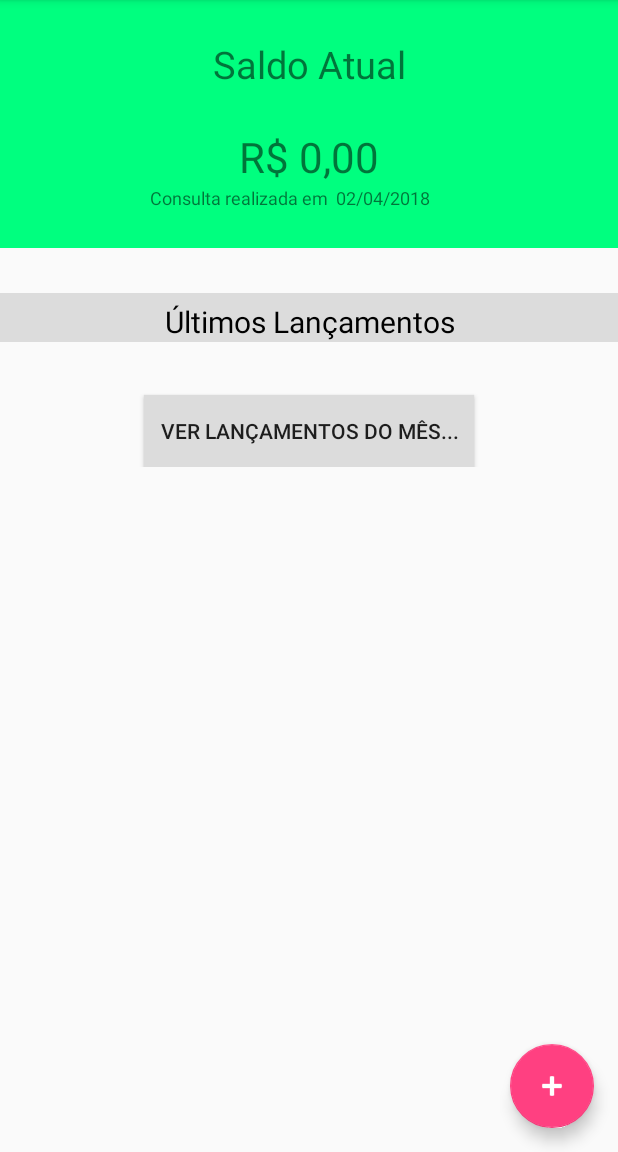
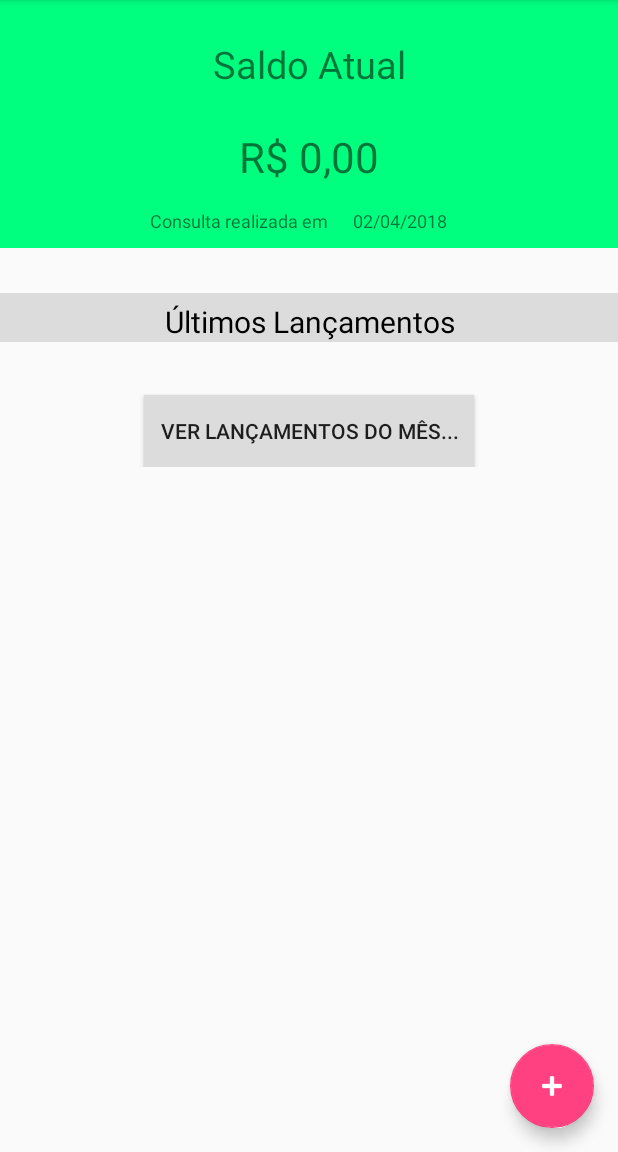
Before and after one commit to Arthurferrera/MaliKontrol, an Android app: the screen it shows after launch (MainActivity), on a phone screen of 412 x 824 dp, the part 84-1236 px from its top. Run offline under Robolectric (Android 15) with nearby library versions, the phone set to English and light mode, and no system bars.

```diff
--- a/MaliKontrol/app/src/main/res/layout/content_main.xml
+++ b/MaliKontrol/app/src/main/res/layout/content_main.xml
@@ -4,10 +4,10 @@
     xmlns:tools="http://schemas.android.com/tools"
     android:layout_width="match_parent"
     android:layout_height="match_parent"
+    android:orientation="vertical"
     app:layout_behavior="@string/appbar_scrolling_view_behavior"
     tools:context="br.com.senaijandira.malikontrol.MainActivity"
-    tools:showIn="@layout/activity_main"
-    android:orientation="vertical">
+    tools:showIn="@layout/activity_main">
 
     <LinearLayout
         android:layout_width="match_parent"
@@ -36,24 +36,23 @@
         <LinearLayout
             android:layout_width="match_parent"
             android:layout_height="30dp"
-            android:orientation="horizontal">
+            android:orientation="horizontal"
+            android:layout_marginTop="15dp">
 
             <TextView
-                android:layout_width="wrap_content"
+                android:layout_width="130dp"
                 android:layout_height="wrap_content"
                 android:layout_gravity="center_horizontal"
-                android:layout_marginTop="10dp"
+                android:layout_marginLeft="100dp"
+                android:layout_marginRight="5dp"
                 android:text="Consulta realizada em"
-                android:textSize="12sp"
-                android:layout_marginLeft="100dp"
-                android:layout_marginRight="5dp"/>
+                android:textSize="12sp" />
 
             <TextView
                 android:id="@+id/data_consulta"
                 android:layout_width="wrap_content"
                 android:layout_height="20dp"
                 android:layout_gravity="center_horizontal"
-                android:layout_marginTop="40dp"
                 android:text="10/10/2010"
                 android:textSize="12sp" />
 
@@ -70,30 +69,28 @@
         <TextView
             android:layout_width="match_parent"
             android:layout_height="wrap_content"
-            android:textSize="20sp"
+            android:background="@color/cinza"
+            android:gravity="center_horizontal"
+            android:paddingTop="5dp"
             android:text="Últimos Lançamentos"
-            android:gravity="center_horizontal"
             android:textColor="#000000"
-            android:paddingTop="5dp"
-            android:background="@color/cinza"
-            />
+            android:textSize="20sp" />
 
         <ListView
+            android:id="@+id/list_ultimos_lancamentos"
             android:layout_width="match_parent"
             android:layout_height="wrap_content"
-            android:id="@+id/list_ultimos_lancamentos"
-            android:layout_marginTop="20dp"
-            />
+            android:layout_marginTop="20dp" />
 
         <Button
+            android:id="@+id/btn_ver_lancamentos"
             android:layout_width="220dp"
             android:layout_height="wrap_content"
-            android:text="Ver lançamentos do mês..."
+            android:layout_gravity="center"
             android:layout_marginTop="15dp"
-            android:id="@+id/btn_ver_lancamentos"
             android:background="@color/cinza"
-            android:layout_gravity="center"
-            android:onClick="AbrirTela"/>
+            android:onClick="AbrirTela"
+            android:text="Ver lançamentos do mês..." />
 
     </LinearLayout>
 
--- a/MaliKontrol/build.gradle
+++ b/MaliKontrol/build.gradle
@@ -7,7 +7,7 @@ buildscript {
         jcenter()
     }
     dependencies {
-        classpath 'com.android.tools.build:gradle:3.0.1'
+        classpath 'com.android.tools.build:gradle:3.1.0'
 
 
         // NOTE: Do not place your application dependencies here; they belong
```
Also changed, not shown: MaliKontrol/app/src/main/res/layout/content_adicionar_lancamento.xml (+12 -0 lines), MaliKontrol/gradle.properties (+0 -8 lines), MaliKontrol/gradle/wrapper/gradle-wrapper.properties.
